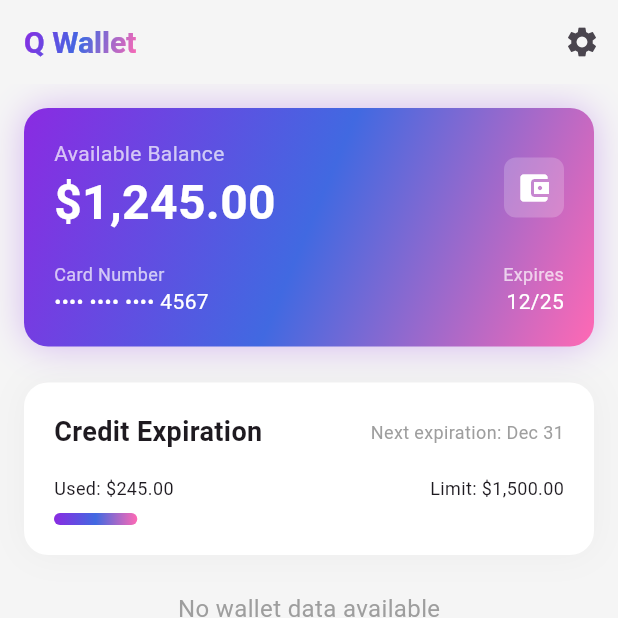
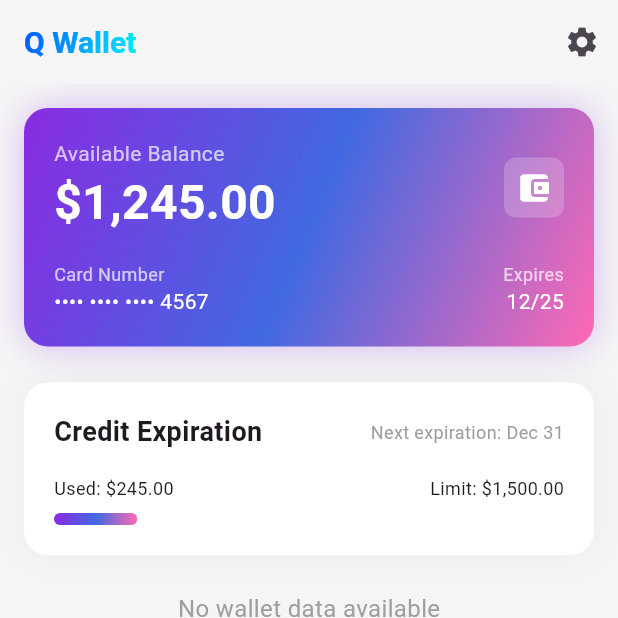
Before and after one commit to zianksm/Eth-Taipei, a Flutter app: the WalletHomePage screen opened directly, item 3 of the bottom bar chosen, on a phone screen of 412 x 824 dp, the top half of it. Run offline on Flutter 3.47's test engine with Material 3 defaults, Android fonts, the phone set to English and light mode, and no system bars; our stand-ins replace firebase_auth, firebase_core, flutter_dotenv, flutter_secure_storage, font_awesome_flutter, google_sign_in; missing offline and left inert: flutter_inappwebview, wallet, web3dart; accounts and stored records are empty.

Commit message:
Modified logo's color to blue

```diff
--- a/frontend/q_wallet/lib/pages/home_page.dart
+++ b/frontend/q_wallet/lib/pages/home_page.dart
@@ -1,6 +1,8 @@
 import 'package:flutter/material.dart';
 import 'package:q_wallet/pages/empty_tab_page.dart';
 import 'package:q_wallet/pages/wallet_tab.dart';
+import 'package:q_wallet/pages/order_book_tab.dart';
+
 
 class WalletHomePage extends StatefulWidget {
   const WalletHomePage({super.key});
@@ -37,7 +39,7 @@ class _WalletHomePageState extends State<WalletHomePage> with SingleTickerProvid
       appBar: AppBar(
         title: ShaderMask(
           shaderCallback: (bounds) => const LinearGradient(
-            colors: [Color(0xFF8A2BE2), Color(0xFF4169E1), Color(0xFFFF69B4)],
+            colors: [Color(0xFF0055FF), Color(0xFF00F0FF)],
             begin: Alignment.topLeft,
             end: Alignment.bottomRight,
           ).createShader(bounds),
@@ -62,7 +64,7 @@ class _WalletHomePageState extends State<WalletHomePage> with SingleTickerProvid
       body: TabBarView(
         controller: _tabController,
         children: const [
-          EmptyTabPage(tabName: 'Home'),
+          OrderBookTab(),
           EmptyTabPage(tabName: 'Stats'),
           WalletTab(),
           EmptyTabPage(tabName: 'Transfer'),
```
